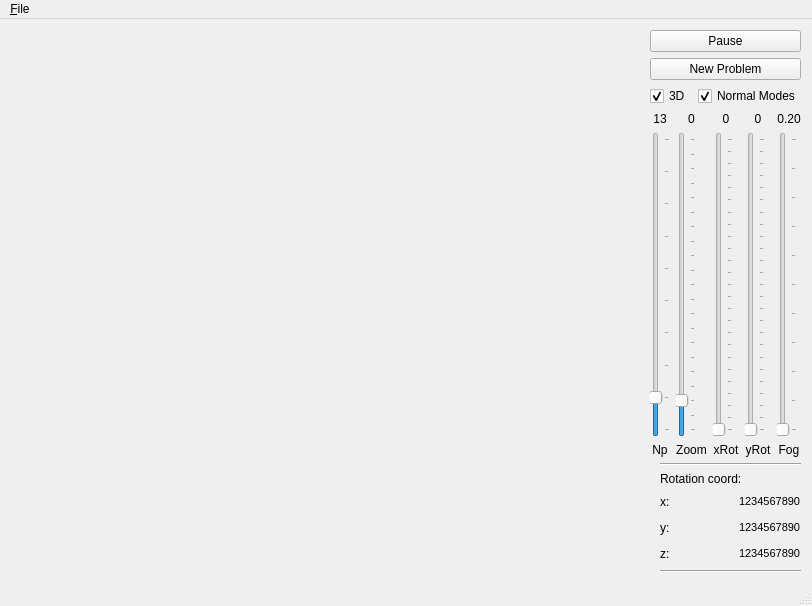
Qt form Atomical/Qt4/mainwindow.ui (nagyistoce/cocoatutorials) before a commit.
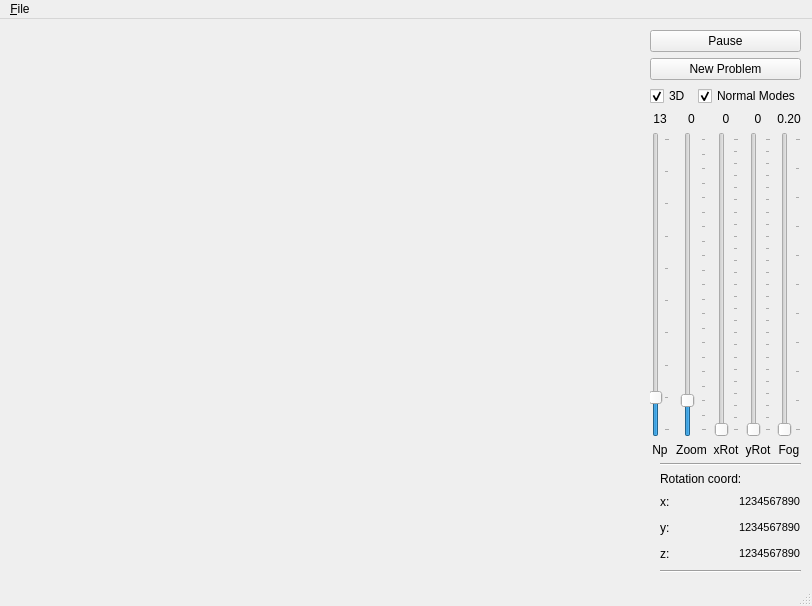
The same form after that commit. Icons and pictures are not drawn.

Patch:
```diff
--- a/Atomical/Qt4/mainwindow.ui
+++ b/Atomical/Qt4/mainwindow.ui
@@ -161,6 +161,12 @@
           </item>
           <item>
            <widget class="QSlider" name="zoomSlider">
+            <property name="sizePolicy">
+             <sizepolicy hsizetype="Preferred" vsizetype="Expanding">
+              <horstretch>0</horstretch>
+              <verstretch>0</verstretch>
+             </sizepolicy>
+            </property>
             <property name="maximum">
              <number>2001</number>
             </property>
@@ -216,6 +222,15 @@
           </item>
           <item>
            <widget class="QSlider" name="xRotSlider">
+            <property name="enabled">
+             <bool>true</bool>
+            </property>
+            <property name="sizePolicy">
+             <sizepolicy hsizetype="Preferred" vsizetype="Expanding">
+              <horstretch>0</horstretch>
+              <verstretch>0</verstretch>
+             </sizepolicy>
+            </property>
             <property name="maximum">
              <number>360</number>
             </property>
@@ -262,6 +277,12 @@
           </item>
           <item>
            <widget class="QSlider" name="yRotSlider">
+            <property name="sizePolicy">
+             <sizepolicy hsizetype="Preferred" vsizetype="Expanding">
+              <horstretch>0</horstretch>
+              <verstretch>0</verstretch>
+             </sizepolicy>
+            </property>
             <property name="maximum">
              <number>360</number>
             </property>
@@ -308,6 +329,12 @@
           </item>
           <item>
            <widget class="QSlider" name="fogSlider">
+            <property name="sizePolicy">
+             <sizepolicy hsizetype="Preferred" vsizetype="Expanding">
+              <horstretch>0</horstretch>
+              <verstretch>0</verstretch>
+             </sizepolicy>
+            </property>
             <property name="maximum">
              <number>20</number>
             </property>
```
Left out of the diff: 8 changed lines with no effect on the pictures.
